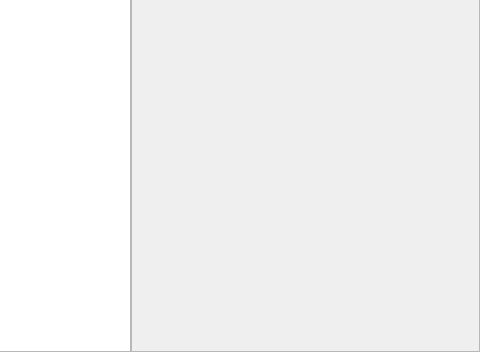
The window that showcomment.ui (nanjingblue/Pancake-stall) describes before a commit, drawn with Qt 5; both pictures show x 682 to 1162 and y 250 to 602 of the 1162 by 602 pixel window.
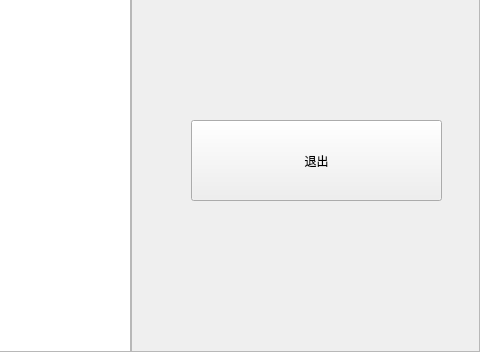
The same window after the commit.

```diff
--- a/showcomment.ui
+++ b/showcomment.ui
@@ -46,6 +46,22 @@
      <property name="frameShadow">
       <enum>QFrame::Raised</enum>
      </property>
+     <widget class="QPushButton" name="btnCloseComment">
+      <property name="geometry">
+       <rect>
+        <x>60</x>
+        <y>370</y>
+        <width>251</width>
+        <height>81</height>
+       </rect>
+      </property>
+      <property name="styleSheet">
+       <string notr="true">font: 18pt &quot;宋体&quot;;</string>
+      </property>
+      <property name="text">
+       <string>退出</string>
+      </property>
+     </widget>
     </widget>
    </item>
   </layout>
```
